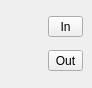
Before: the Qt Designer form cct/qtgui/dockwidgets/beamstop/beamstop.ui in awacha/cct, drawn with Qt 5.
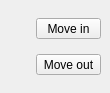
After: the same form once the commit is applied.

Commit message: Beamstop and sample position checker UI tuning

Patch:
```diff
--- a/cct/qtgui/dockwidgets/beamstop/beamstop.ui
+++ b/cct/qtgui/dockwidgets/beamstop/beamstop.ui
@@ -6,8 +6,8 @@
    <rect>
     <x>0</x>
     <y>0</y>
-    <width>92</width>
-    <height>88</height>
+    <width>110</width>
+    <height>93</height>
    </rect>
   </property>
   <property name="features">
@@ -36,7 +36,7 @@
          </sizepolicy>
         </property>
         <property name="text">
-         <string>In</string>
+         <string>Move in</string>
         </property>
        </widget>
       </item>
@@ -49,7 +49,7 @@
          </sizepolicy>
         </property>
         <property name="text">
-         <string>Out</string>
+         <string>Move out</string>
         </property>
        </widget>
       </item>
```
The commit also changes 1 other file.
